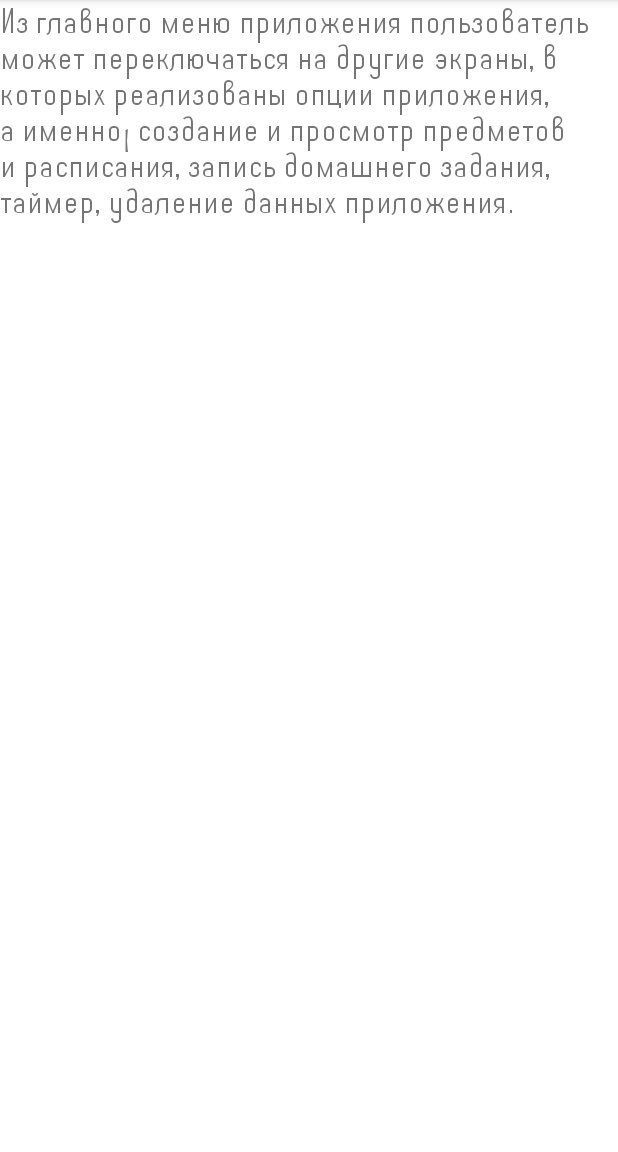
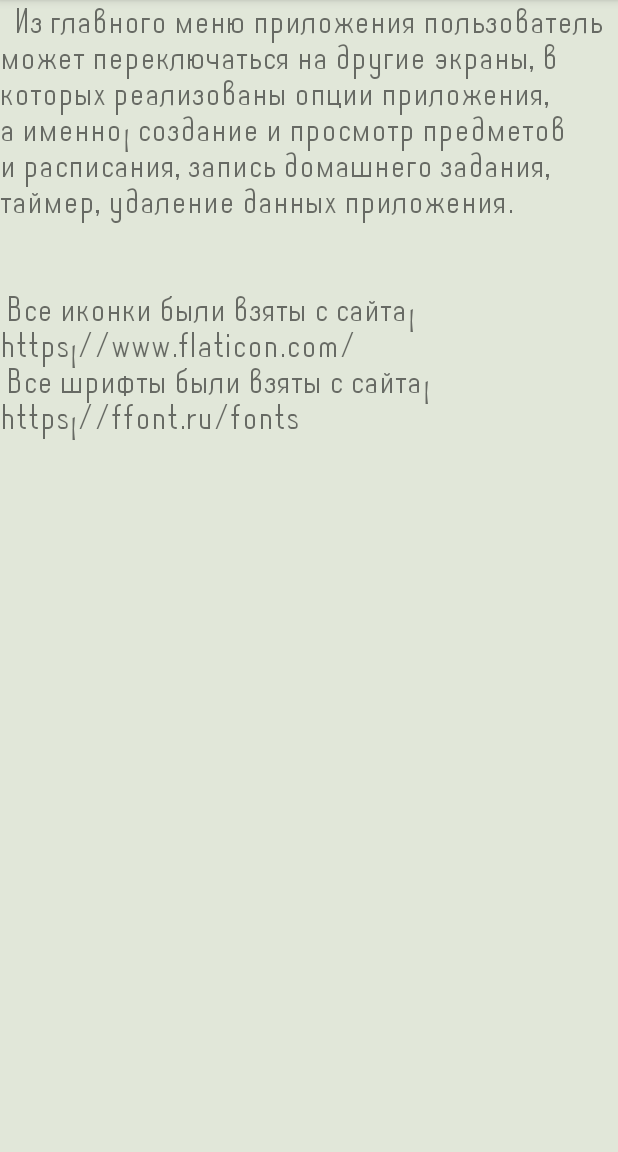
Before and after one commit to Alenarii/Iskids, an Android app: the fragment AboutFragment shown on its own in the app's theme, on a phone screen of 412 x 824 dp, the part 84-1236 px from its top. Run offline under Robolectric (Android 15) with nearby library versions, the phone set to English and light mode, and no system bars.

Commit message:
обновления

```diff
--- a/app/src/main/java/com/example/my/MainActivity.java
+++ b/app/src/main/java/com/example/my/MainActivity.java
@@ -42,7 +42,7 @@ public class MainActivity extends AppCompatActivity {
         mAppBarConfiguration = new AppBarConfiguration.Builder(
                 R.id.nav_start, R.id.nav_timer, R.id.nav_ras,
                 R.id.nav_sub, R.id.nav_add_hw, R.id.nav_add,
-                R.id.nav_add_ras, R.id.nav_clear)
+                R.id.nav_add_ras, R.id.nav_clear, R.id.nav_about)
                 .setOpenableLayout(drawer)
                 .build();
 
@@ -53,7 +53,6 @@ public class MainActivity extends AppCompatActivity {
 
     @Override
     public boolean onCreateOptionsMenu(Menu menu) {
-        getMenuInflater().inflate(R.menu.main, menu);
         return true;
     }
 
--- a/app/src/main/java/com/example/my/ui/ras/CustomDialogRas.java
+++ b/app/src/main/java/com/example/my/ui/ras/CustomDialogRas.java
@@ -31,7 +31,7 @@ public class CustomDialogRas extends DialogFragment {
         return builder
                     .setTitle(rr[1])
                     .setIcon(R.drawable.tt)
-                    .setMessage("Урок: " + nn.get(0) + "\n" +
+                    .setMessage("Урок: " + rr[1] + "\n" +
                             "Преподаватель: " + nn.get(0) + "\n"
                             + "Кабинет: " + nn.get(1) + "\n" +
                             "Домашнее задание: " + n)
--- a/app/src/main/java/com/example/my/ui/ras/RasFragment.java
+++ b/app/src/main/java/com/example/my/ui/ras/RasFragment.java
@@ -71,10 +71,7 @@ public class RasFragment extends ListFragment {
     public void onListItemClick(ListView l, View v, int position, long id) {
         dialog.setCancelable(true);
         dialog.getWindow().setBackgroundDrawable(new ColorDrawable(Color.TRANSPARENT));
-
         String rrr = itemDay + " " + mAdapter.getItem(position);
-
-
         CustomDialogRas dialog = new CustomDialogRas();
         Bundle args = new Bundle();
         args.putString("ras", rrr);
--- a/app/src/main/res/layout/fragment_about.xml
+++ b/app/src/main/res/layout/fragment_about.xml
@@ -10,8 +10,11 @@
         android:layout_width="match_parent"
         android:layout_height="match_parent"
         android:fontFamily="@font/font1"
+        android:background="@color/light"
         android:textSize="24sp"
-        android:text="Из главного меню приложения пользователь может переключаться на
-другие экраны, в которых реализованы опции приложения, а именно: создание и просмотр предметов и расписания, запись домашнего задания, таймер, удаление данных приложения." />
+        android:text="  Из главного меню приложения пользователь может переключаться на
+другие экраны, в которых реализованы опции приложения, а именно: создание и просмотр предметов и расписания, запись домашнего задания, таймер, удаление данных приложения.\n\n\n
+Все иконки были взяты с сайта: https://www.flaticon.com/\n
+Все шрифты были взяты с сайта: https://ffont.ru/fonts"  />
 
 </FrameLayout>
--- a/app/src/main/res/menu/activity_main_drawer.xml
+++ b/app/src/main/res/menu/activity_main_drawer.xml
@@ -41,7 +41,7 @@
             android:title="@string/Clear" />
         <item
             android:id="@+id/nav_about"
-            android:icon="@drawable/delete"
-            android:title="@string/Clear" />
+            android:icon="@drawable/note"
+            android:title="@string/About" />
     </group>
 </menu>
--- a/app/src/main/res/navigation/mobile_navigation.xml
+++ b/app/src/main/res/navigation/mobile_navigation.xml
@@ -53,4 +53,10 @@
         android:label="@string/Clear"
         tools:layout="@layout/fragment_clear"
         />
+    <fragment
+        android:id="@+id/nav_about"
+        android:name="com.example.my.ui.about.AboutFragment"
+        android:label="@string/About"
+        tools:layout="@layout/fragment_about"
+        />
 </navigation>
--- a/app/src/main/res/values/strings.xml
+++ b/app/src/main/res/values/strings.xml
@@ -45,5 +45,6 @@
     <string name="AddSubToastNo">Такой предмет уже есть. Введите другое название.</string>
     <string name="DelSubOne">Удалить предмет</string>
     <string name="DelHWOne">Удалить д/з</string>
+    <string name="About">О приложении</string>
 
 </resources>
```
Also changed, not shown: app/src/main/res/drawable/note.png (added).
